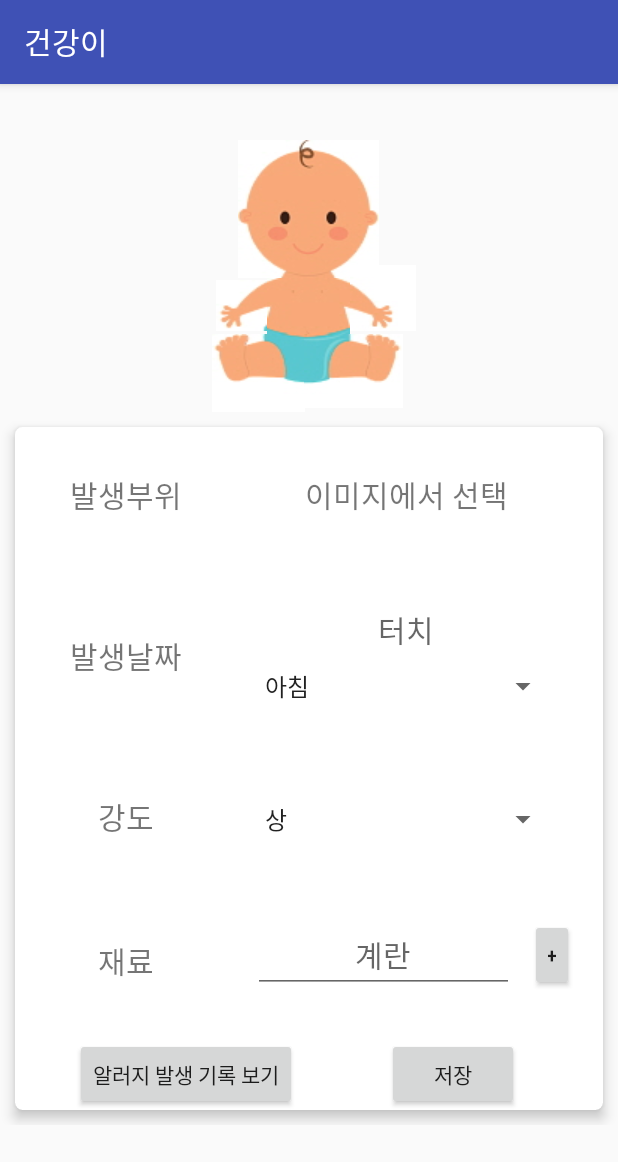
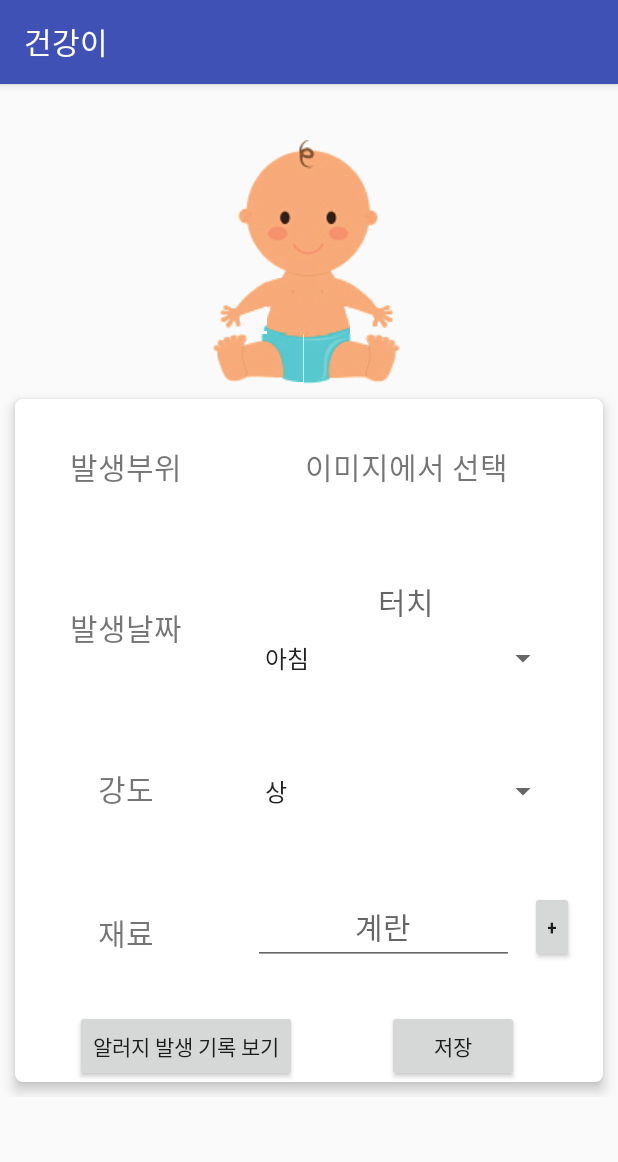
Before and after one commit to 6415y/healthybaby, an Android app: the AllergyActivity screen opened directly, with no data from a screen before it, on a phone screen of 412 x 824 dp. Shown: the top 1162 px of the screen. Run offline under Robolectric (Android 15) with nearby library versions, the phone set to English and light mode, and no system bars; our stand-ins replace Firebase (no records; nobody signed in at launch, a user with empty details on screens opened directly).

Commit message:
AllergyActivity, AllergyDetailActivity: 배경없는 이미지로 변경 그에따른 수치 조정

```diff
--- a/app/src/main/java/com/example/joo/healthybaby/AllergyActivity.java
+++ b/app/src/main/java/com/example/joo/healthybaby/AllergyActivity.java
@@ -347,7 +347,7 @@ public class AllergyActivity extends AppCompatActivity implements View.OnClickLi
             int g = Color.green(argbValue);
             int b = Color.blue(argbValue);
 
-            if(r == 255 && g== 255 && b== 255){
+            if(r == 0 && g== 0 && b== 0){
                 Toast.makeText(AllergyActivity.this,"알러지 발생부분을 정확히 선택해주세요.",Toast.LENGTH_SHORT).show();
                 return false;
             }
--- a/app/src/main/res/layout/activity_allergy.xml
+++ b/app/src/main/res/layout/activity_allergy.xml
@@ -38,16 +38,17 @@
                 android:layout_width="wrap_content"
                 android:layout_height="wrap_content"
                 android:layout_below="@+id/baby_head_iv_AllergyActivity"
-                android:layout_marginTop="1dp"
                 android:layout_toStartOf="@+id/baby_body_iv_AllergyActivity"
+                android:layout_marginTop="2dp"
                 app:srcCompat="@drawable/babyhand" />
 
             <ImageView
                 android:id="@+id/baby_righthand_iv_AllergyActivity"
                 android:layout_width="wrap_content"
                 android:layout_height="wrap_content"
-                android:layout_alignBottom="@+id/baby_lefthand_iv_AllergyActivity"
+                android:layout_below="@+id/baby_head_iv_AllergyActivity"
                 android:layout_toEndOf="@+id/baby_body_iv_AllergyActivity"
+                android:layout_marginTop="4dp"
                 app:srcCompat="@drawable/babyhand2" />
 
             <ImageView
@@ -56,7 +57,7 @@
                 android:layout_height="wrap_content"
                 android:layout_alignParentStart="true"
                 android:layout_below="@+id/baby_body_iv_AllergyActivity"
-                android:layout_marginStart="141dp"
+                android:layout_marginStart="142dp"
                 app:srcCompat="@drawable/babyleg" />
 
             <ImageView
@@ -65,7 +66,7 @@
                 android:layout_height="wrap_content"
                 android:layout_alignParentEnd="true"
                 android:layout_below="@+id/baby_body_iv_AllergyActivity"
-                android:layout_marginEnd="143dp"
+                android:layout_marginEnd="145dp"
                 app:srcCompat="@drawable/babyleg2" />
 
         </RelativeLayout>
```
Also changed, not shown: app/src/main/res/layout/activity_allergy_detail.xml (+5 -4 lines), app/src/main/res/drawable/babybody.jpg (deleted), app/src/main/res/drawable/babybody.png (added), app/src/main/res/drawable/babyhand.jpg (deleted), app/src/main/res/drawable/babyhand.png (added), app/src/main/res/drawable/babyhand2.jpg (deleted), app/src/main/res/drawable/babyhand2.png (added), app/src/main/res/drawable/babyhead.jpg (deleted), app/src/main/res/drawable/babyhead.png (added), app/src/main/res/drawable/babyleg.jpg (deleted), app/src/main/res/drawable/babyleg.png (added), app/src/main/res/drawable/babyleg2.jpg (deleted), app/src/main/res/drawable/babyleg2.png (added).
